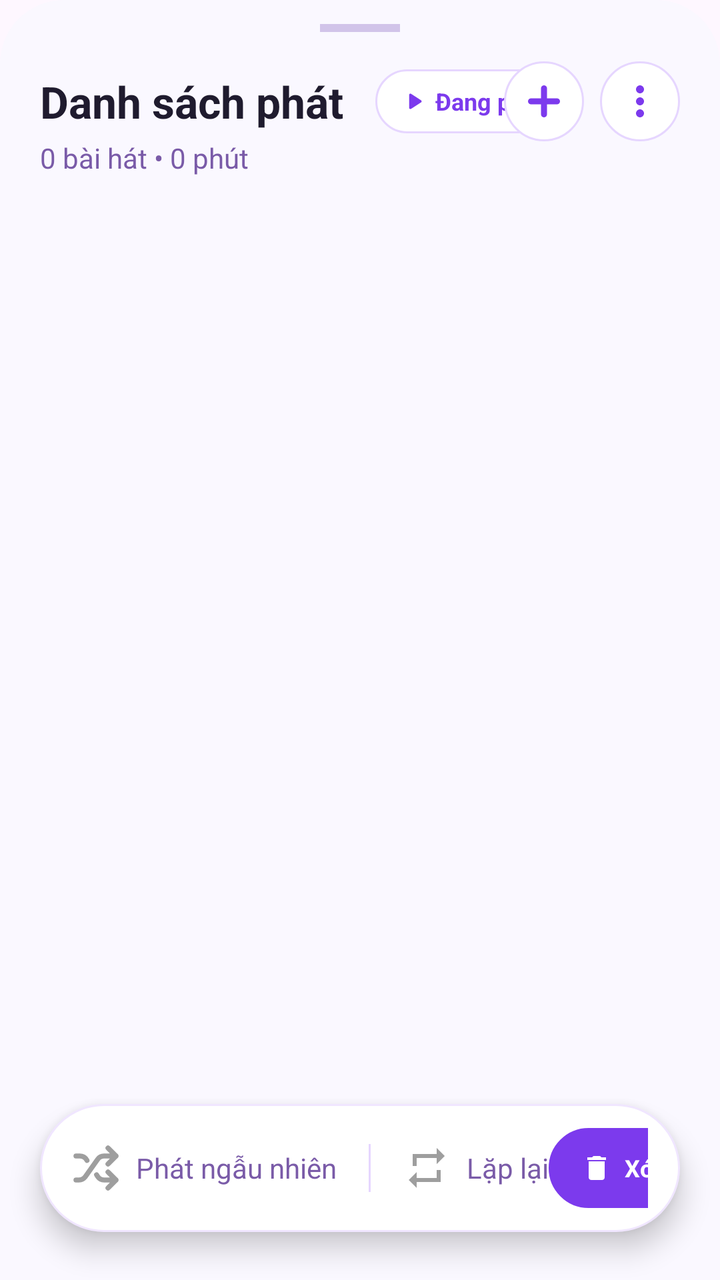
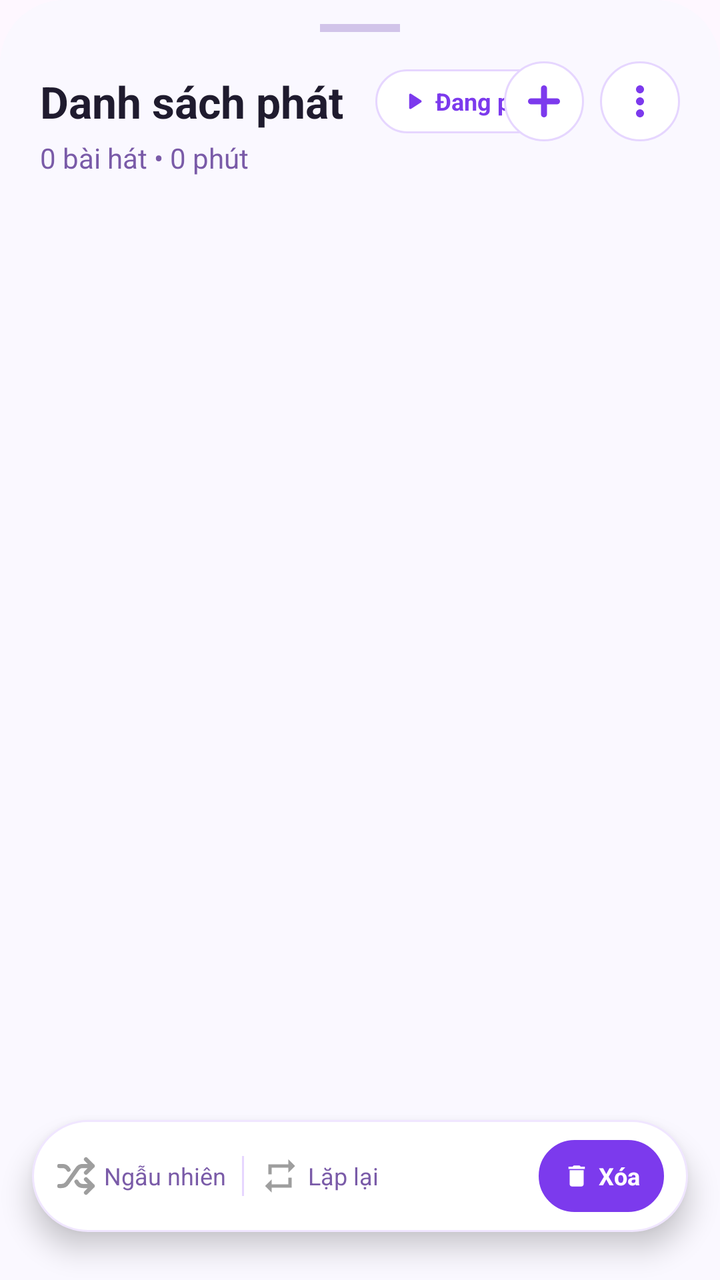

An Android layout rendered at two revisions. The XML below is the earlier revision; the diff shows what the commit changed to produce the second picture.
<!-- AndroidManifest.xml: application theme Theme.LocalMusic -->
<!-- res/layout/bottom_sheet_queue.xml -->
<?xml version="1.0" encoding="utf-8"?>
<androidx.constraintlayout.widget.ConstraintLayout xmlns:android="http://schemas.android.com/apk/res/android"
    xmlns:app="http://schemas.android.com/apk/res-auto"
    android:layout_width="match_parent"
    android:layout_height="match_parent"
    android:background="@drawable/bg_bottom_sheet_rounded">

    
    <View
        android:id="@+id/dragHandle"
        android:layout_width="40dp"
        android:layout_height="4dp"
        android:layout_marginTop="12dp"
        android:background="#D1C4E9"
        app:layout_constraintEnd_toEndOf="parent"
        app:layout_constraintStart_toStartOf="parent"
        app:layout_constraintTop_toTopOf="parent" />

    
    <TextView
        android:id="@+id/tvPlaylistTitle"
        android:layout_width="wrap_content"
        android:layout_height="wrap_content"
        android:layout_marginStart="20dp"
        android:layout_marginTop="20dp"
        android:text="Danh sách phát"
        android:textColor="#1F1B2E"
        android:textSize="22sp"
        android:textStyle="bold"
        app:layout_constraintStart_toStartOf="parent"
        app:layout_constraintTop_toBottomOf="@id/dragHandle" />

    <TextView
        android:id="@+id/tvPlaylistSubtitle"
        android:layout_width="wrap_content"
        android:layout_height="wrap_content"
        android:layout_marginTop="4dp"
        android:text="0 bài hát • 0 phút"
        android:textColor="#7A5BA8"
        android:textSize="14sp"
        app:layout_constraintStart_toStartOf="@id/tvPlaylistTitle"
        app:layout_constraintTop_toBottomOf="@id/tvPlaylistTitle" />

    
    <LinearLayout
        android:id="@+id/pillPlaying"
        android:layout_width="wrap_content"
        android:layout_height="32dp"
        android:layout_marginStart="16dp"
        android:background="@drawable/bg_pill_button_light"
        android:gravity="center_vertical"
        android:orientation="horizontal"
        android:paddingHorizontal="12dp"
        app:layout_constraintBottom_toBottomOf="@id/tvPlaylistTitle"
        app:layout_constraintStart_toEndOf="@id/tvPlaylistTitle"
        app:layout_constraintTop_toTopOf="@id/tvPlaylistTitle">

        <ImageView
            android:layout_width="14dp"
            android:layout_height="14dp"
            android:src="@drawable/ic_np_play"
            app:tint="#7C3AED" />

        <TextView
            android:layout_width="wrap_content"
            android:layout_height="wrap_content"
            android:layout_marginStart="4dp"
            android:text="Đang phát"
            android:textColor="#7C3AED"
            android:textSize="12sp"
            android:textStyle="bold" />
    </LinearLayout>

    
    <ImageView
        android:id="@+id/btnAddSong"
        android:layout_width="40dp"
        android:layout_height="40dp"
        android:layout_marginEnd="8dp"
        android:background="@drawable/bg_pill_button_light"
        android:padding="8dp"
        android:src="@drawable/ic_add_purple"
        app:layout_constraintBottom_toBottomOf="@id/pillPlaying"
        app:layout_constraintEnd_toStartOf="@id/btnMoreOptions"
        app:layout_constraintTop_toTopOf="@id/pillPlaying"
        app:tint="#7C3AED" />

    <ImageView
        android:id="@+id/btnMoreOptions"
        android:layout_width="40dp"
        android:layout_height="40dp"
        android:layout_marginEnd="20dp"
        android:background="@drawable/bg_pill_button_light"
        android:padding="8dp"
        android:src="@drawable/ic_more_vert"
        app:layout_constraintBottom_toBottomOf="@id/pillPlaying"
        app:layout_constraintEnd_toEndOf="parent"
        app:layout_constraintTop_toTopOf="@id/pillPlaying"
        app:tint="#7C3AED" />

    
    <androidx.recyclerview.widget.RecyclerView
        android:id="@+id/rvQueue"
        android:layout_width="match_parent"
        android:layout_height="0dp"
        android:layout_marginTop="16dp"
        android:clipToPadding="false"
        android:paddingHorizontal="16dp"
        android:paddingBottom="100dp"
        app:layout_constraintBottom_toBottomOf="parent"
        app:layout_constraintTop_toBottomOf="@id/tvPlaylistSubtitle" />

    
    <LinearLayout
        android:id="@+id/bottomBar"
        android:layout_width="match_parent"
        android:layout_height="64dp"
        android:layout_marginHorizontal="20dp"
        android:layout_marginBottom="24dp"
        android:background="@drawable/bg_floating_bottom_bar"
        android:elevation="8dp"
        android:gravity="center_vertical"
        android:orientation="horizontal"
        android:paddingHorizontal="16dp"
        app:layout_constraintBottom_toBottomOf="parent">

        <ImageView
            android:id="@+id/btnShuffleBottom"
            android:layout_width="24dp"
            android:layout_height="24dp"
            android:src="@drawable/ic_shuffle"
            app:tint="#9E9E9E" />

        <TextView
            android:layout_width="wrap_content"
            android:layout_height="wrap_content"
            android:layout_marginStart="8dp"
            android:text="Phát ngẫu nhiên"
            android:textColor="#7A5BA8"
            android:textSize="14sp" />

        <View
            android:layout_width="1dp"
            android:layout_height="24dp"
            android:layout_marginHorizontal="16dp"
            android:background="#E6D6FF" />

        <ImageView
            android:id="@+id/btnRepeatBottom"
            android:layout_width="24dp"
            android:layout_height="24dp"
            android:src="@drawable/ic_repeat"
            app:tint="#9E9E9E" />

        <TextView
            android:layout_width="wrap_content"
            android:layout_height="wrap_content"
            android:layout_marginStart="8dp"
            android:text="Lặp lại"
            android:textColor="#7A5BA8"
            android:textSize="14sp" />

        <Space
            android:layout_width="0dp"
            android:layout_height="wrap_content"
            android:layout_weight="1" />

        
        <LinearLayout
            android:id="@+id/btnClearQueue"
            android:layout_width="wrap_content"
            android:layout_height="40dp"
            android:background="@drawable/bg_pill_button_light"
            android:backgroundTint="#7C3AED"
            android:gravity="center_vertical"
            android:orientation="horizontal"
            android:paddingHorizontal="16dp">

            <ImageView
                android:layout_width="16dp"
                android:layout_height="16dp"
                android:src="@drawable/ic_clear_all"
                app:tint="#FFFFFF" />

            <TextView
                android:layout_width="wrap_content"
                android:layout_height="wrap_content"
                android:layout_marginStart="6dp"
                android:text="Xóa hàng đợi"
                android:textColor="#FFFFFF"
                android:textSize="12sp"
                android:textStyle="bold" />
        </LinearLayout>
    </LinearLayout>

</androidx.constraintlayout.widget.ConstraintLayout>
<!-- resources referenced by this layout -->
<resources>
  <!-- drawable bg_bottom_sheet_rounded (drawable) -->
  <?xml version="1.0" encoding="utf-8"?>
  <shape xmlns:android="http://schemas.android.com/apk/res/android">
      <solid android:color="#FAF8FF" />
      <corners android:topLeftRadius="32dp" android:topRightRadius="32dp" />
  </shape>
  <!-- drawable bg_floating_bottom_bar (drawable) -->
  <?xml version="1.0" encoding="utf-8"?>
  <shape xmlns:android="http://schemas.android.com/apk/res/android">
      <solid android:color="#FFFFFF" />
      <corners android:radius="32dp" />
      <stroke android:width="1dp" android:color="#F0E6FF" />
  </shape>
  <!-- drawable bg_pill_button_light (drawable) -->
  <?xml version="1.0" encoding="utf-8"?>
  <shape xmlns:android="http://schemas.android.com/apk/res/android">
      <solid android:color="#FFFFFF" />
      <corners android:radius="24dp" />
      <stroke android:width="1dp" android:color="#E6D6FF" />
  </shape>
  <!-- drawable ic_add_purple (drawable) -->
  <vector xmlns:android="http://schemas.android.com/apk/res/android"
      android:width="24dp" android:height="24dp"
      android:viewportWidth="24" android:viewportHeight="24">
      <path
          android:pathData="M12,5.5 v13 M5.5,12 h13"
          android:strokeColor="#B45CFF"
          android:strokeWidth="3.0"
          android:strokeLineCap="round" />
  </vector>
  <!-- drawable ic_clear_all (drawable) -->
  <vector xmlns:android="http://schemas.android.com/apk/res/android"
      android:width="24dp"
      android:height="24dp"
      android:viewportWidth="24"
      android:viewportHeight="24">
    <path
        android:fillColor="#000000"
        android:pathData="M6,19c0,1.1 0.9,2 2,2h8c1.1,0 2,-0.9 2,-2V7H6v12zM19,4h-3.5l-1,-1h-5l-1,1H5v2h14V4z"/>
  </vector>
  <!-- drawable ic_more_vert (drawable) -->
  <vector xmlns:android="http://schemas.android.com/apk/res/android"
      android:width="24dp"
      android:height="24dp"
      android:viewportWidth="24"
      android:viewportHeight="24">
      <path
          android:fillColor="#5E35B1"
          android:pathData="M12,8c1.1,0 2,-0.9 2,-2s-0.9,-2 -2,-2 -2,0.9 -2,2 0.9,2 2,2zM12,10c-1.1,0 -2,0.9 -2,2s0.9,2 2,2 2,-0.9 2,-2 -0.9,-2 -2,-2zM12,16c-1.1,0 -2,0.9 -2,2s0.9,2 2,2 2,-0.9 2,-2 -0.9,-2 -2,-2z" />
  </vector>
  <!-- drawable ic_np_play (drawable) -->
  <vector xmlns:android="http://schemas.android.com/apk/res/android"
      android:width="24dp"
      android:height="24dp"
      android:viewportWidth="24"
      android:viewportHeight="24">
      
      <path
          android:fillColor="#FFFFFF"
          android:pathData="M9.5,6.5 L9.5,17.5 L18,12 Z"
          android:strokeColor="#FFFFFF"
          android:strokeWidth="2.2"
          android:strokeLineJoin="round" />
  </vector>
  <!-- drawable ic_repeat (drawable) -->
  <vector xmlns:android="http://schemas.android.com/apk/res/android" android:width="24dp" android:height="24dp" android:viewportWidth="24" android:viewportHeight="24">
      <path android:fillColor="#8B3DFF" android:pathData="M7,7h10v3l4,-4 -4,-4v3H5v6h2V7zm10,10H7v-3l-4,4 4,4v-3h12v-6h-2v4z"/>
  </vector>
  <style name="Theme.LocalMusic" parent="Theme.Material3.Light.NoActionBar">
          <item name="android:statusBarColor">@color/white</item>
          <item name="android:windowLightStatusBar">true</item>
          <item name="android:windowSplashScreenBackground">#000000</item>
          <item name="android:windowSplashScreenAnimatedIcon">@drawable/logo</item>
      </style>
  <color name="white">#FFFFFF</color>
  <!-- unchanged entries left out for length: 2 -->
</resources>

<!-- the commit's change to res/layout/bottom_sheet_queue.xml (unified diff, before → after) -->
@@ -114,51 +114,51 @@
     <LinearLayout
         android:id="@+id/bottomBar"
         android:layout_width="match_parent"
-        android:layout_height="64dp"
-        android:layout_marginHorizontal="20dp"
+        android:layout_height="56dp"
+        android:layout_marginHorizontal="16dp"
         android:layout_marginBottom="24dp"
         android:background="@drawable/bg_floating_bottom_bar"
         android:elevation="8dp"
         android:gravity="center_vertical"
         android:orientation="horizontal"
-        android:paddingHorizontal="16dp"
+        android:paddingHorizontal="12dp"
         app:layout_constraintBottom_toBottomOf="parent">
 
         <ImageView
             android:id="@+id/btnShuffleBottom"
-            android:layout_width="24dp"
-            android:layout_height="24dp"
+            android:layout_width="20dp"
+            android:layout_height="20dp"
             android:src="@drawable/ic_shuffle"
             app:tint="#9E9E9E" />
 
         <TextView
             android:layout_width="wrap_content"
             android:layout_height="wrap_content"
-            android:layout_marginStart="8dp"
-            android:text="Phát ngẫu nhiên"
+            android:layout_marginStart="4dp"
+            android:text="Ngẫu nhiên"
             android:textColor="#7A5BA8"
-            android:textSize="14sp" />
+            android:textSize="12sp" />
 
         <View
             android:layout_width="1dp"
-            android:layout_height="24dp"
-            android:layout_marginHorizontal="16dp"
+            android:layout_height="20dp"
+            android:layout_marginHorizontal="8dp"
             android:background="#E6D6FF" />
 
         <ImageView
             android:id="@+id/btnRepeatBottom"
-            android:layout_width="24dp"
-            android:layout_height="24dp"
+            android:layout_width="20dp"
+            android:layout_height="20dp"
             android:src="@drawable/ic_repeat"
             app:tint="#9E9E9E" />
 
         <TextView
             android:layout_width="wrap_content"
             android:layout_height="wrap_content"
-            android:layout_marginStart="8dp"
+            android:layout_marginStart="4dp"
             android:text="Lặp lại"
             android:textColor="#7A5BA8"
-            android:textSize="14sp" />
+            android:textSize="12sp" />
 
         <Space
             android:layout_width="0dp"
@@ -169,24 +169,24 @@
         <LinearLayout
             android:id="@+id/btnClearQueue"
             android:layout_width="wrap_content"
-            android:layout_height="40dp"
+            android:layout_height="36dp"
             android:background="@drawable/bg_pill_button_light"
             android:backgroundTint="#7C3AED"
             android:gravity="center_vertical"
             android:orientation="horizontal"
-            android:paddingHorizontal="16dp">
+            android:paddingHorizontal="12dp">
 
             <ImageView
-                android:layout_width="16dp"
-                android:layout_height="16dp"
+                android:layout_width="14dp"
+                android:layout_height="14dp"
                 android:src="@drawable/ic_clear_all"
                 app:tint="#FFFFFF" />
 
             <TextView
                 android:layout_width="wrap_content"
                 android:layout_height="wrap_content"
-                android:layout_marginStart="6dp"
-                android:text="Xóa hàng đợi"
+                android:layout_marginStart="4dp"
+                android:text="Xóa"
                 android:textColor="#FFFFFF"
                 android:textSize="12sp"
                 android:textStyle="bold" />
